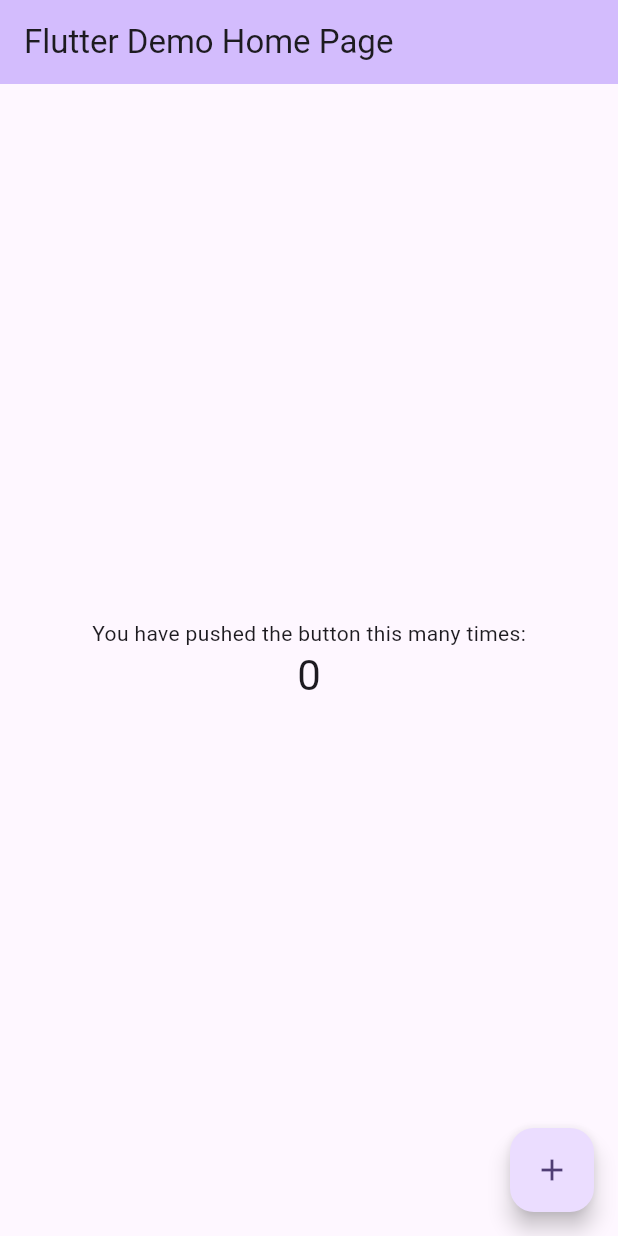
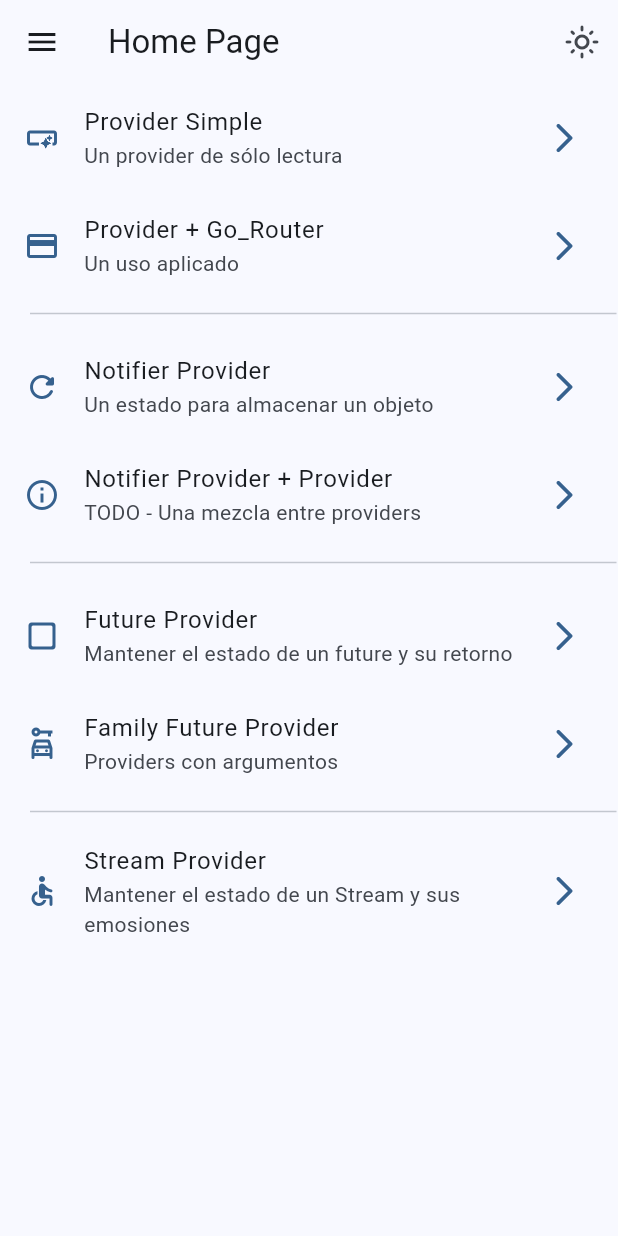
Before and after one commit to gilvancosta/Flutter-Ecommerce-App-01, a Flutter app: the screen it shows after launch, on a phone screen of 412 x 824 dp. Run offline on Flutter 3.47's test engine with Material 3 defaults, Android fonts, the phone set to English and light mode, and no system bars; our stand-ins replace flutter_riverpod, go_router, riverpod_annotation; generated files the repository leaves out were written again.

Commit message:
Initial structure

```diff
--- a/lib/main.dart
+++ b/lib/main.dart
@@ -1,125 +1,13 @@
 import 'package:flutter/material.dart';
+import 'package:flutter_riverpod/flutter_riverpod.dart';
+
+import 'src/app.dart';
 
 void main() {
-  runApp(const MyApp());
+
+  runApp(
+    const ProviderScope(
+      child: MyApp(),
+    ),
+  );
 }
-
-class MyApp extends StatelessWidget {
-  const MyApp({super.key});
-
-  // This widget is the root of your application.
-  @override
-  Widget build(BuildContext context) {
-    return MaterialApp(
-      title: 'Flutter Demo',
-      theme: ThemeData(
-        // This is the theme of your application.
-        //
-        // TRY THIS: Try running your application with "flutter run". You'll see
-        // the application has a purple toolbar. Then, without quitting the app,
-        // try changing the seedColor in the colorScheme below to Colors.green
-        // and then invoke "hot reload" (save your changes or press the "hot
-        // reload" button in a Flutter-supported IDE, or press "r" if you used
-        // the command line to start the app).
-        //
-        // Notice that the counter didn't reset back to zero; the application
-        // state is not lost during the reload. To reset the state, use hot
-        // restart instead.
-        //
-        // This works for code too, not just values: Most code changes can be
-        // tested with just a hot reload.
-        colorScheme: ColorScheme.fromSeed(seedColor: Colors.deepPurple),
-        useMaterial3: true,
-      ),
-      home: const MyHomePage(title: 'Flutter Demo Home Page'),
-    );
-  }
-}
-
-class MyHomePage extends StatefulWidget {
-  const MyHomePage({super.key, required this.title});
-
-  // This widget is the home page of your application. It is stateful, meaning
-  // that it has a State object (defined below) that contains fields that affect
-  // how it looks.
-
-  // This class is the configuration for the state. It holds the values (in this
-  // case the title) provided by the parent (in this case the App widget) and
-  // used by the build method of the State. Fields in a Widget subclass are
-  // always marked "final".
-
-  final String title;
-
-  @override
-  State<MyHomePage> createState() => _MyHomePageState();
-}
-
-class _MyHomePageState extends State<MyHomePage> {
-  int _counter = 0;
-
-  void _incrementCounter() {
-    setState(() {
-      // This call to setState tells the Flutter framework that something has
-      // changed in this State, which causes it to rerun the build method below
-      // so that the display can reflect the updated values. If we changed
-      // _counter without calling setState(), then the build method would not be
-      // called again, and so nothing would appear to happen.
-      _counter++;
-    });
-  }
-
-  @override
-  Widget build(BuildContext context) {
-    // This method is rerun every time setState is called, for instance as done
-    // by the _incrementCounter method above.
-    //
-    // The Flutter framework has been optimized to make rerunning build methods
-    // fast, so that you can just rebuild anything that needs updating rather
-    // than having to individually change instances of widgets.
-    return Scaffold(
-      appBar: AppBar(
-        // TRY THIS: Try changing the color here to a specific color (to
-        // Colors.amber, perhaps?) and trigger a hot reload to see the AppBar
-        // change color while the other colors stay the same.
-        backgroundColor: Theme.of(context).colorScheme.inversePrimary,
-        // Here we take the value from the MyHomePage object that was created by
-        // the App.build method, and use it to set our appbar title.
-        title: Text(widget.title),
-      ),
-      body: Center(
-        // Center is a layout widget. It takes a single child and positions it
-        // in the middle of the parent.
-        child: Column(
-          // Column is also a layout widget. It takes a list of children and
-          // arranges them vertically. By default, it sizes itself to fit its
-          // children horizontally, and tries to be as tall as its parent.
-          //
-          // Column has various properties to control how it sizes itself and
-          // how it positions its children. Here we use mainAxisAlignment to
-          // center the children vertically; the main axis here is the vertical
-          // axis because Columns are vertical (the cross axis would be
-          // horizontal).
-          //
-          // TRY THIS: Invoke "debug painting" (choose the "Toggle Debug Paint"
-          // action in the IDE, or press "p" in the console), to see the
-          // wireframe for each widget.
-          mainAxisAlignment: MainAxisAlignment.center,
-          children: <Widget>[
-            const Text(
-              'You have pushed the button this many times:',
-            ),
-            Text(
-              '$_counter',
-              style: Theme.of(context).textTheme.headlineMedium,
-            ),
-          ],
-        ),
-      ),
-      floatingActionButton: FloatingActionButton(
-        onPressed: _incrementCounter,
-        tooltip: 'Increment',
-        child: const Icon(Icons.add),
-      ), // This trailing comma makes auto-formatting nicer for build methods.
-    );
-  }
-}
--- /dev/null
+++ b/lib/src/app.dart
@@ -0,0 +1,29 @@
+import 'package:flutter/material.dart';
+import 'package:flutter_riverpod/flutter_riverpod.dart';
+import 'core/router/app_router.dart';
+import 'core/theme/app_theme.dart';
+import 'core/theme/theme_changer_provider.dart';
+
+
+class MyApp extends ConsumerWidget {
+  const MyApp({super.key});
+
+  @override
+  Widget build(BuildContext context, WidgetRef ref) {
+    final appRouter = ref.watch(appRouterProvider);
+
+   // final isDarkmode = ref.watch(isDarkModeProvider2);
+   // final selectedColor = ref.watch(selectedColorProvider);
+
+      final AppTheme appTheme = ref.watch( themeNotifierProvider );
+
+    return MaterialApp.router(
+      title: 'Riverpod Providers',
+      debugShowCheckedModeBanner: false,
+      routerConfig: appRouter,
+    //  theme: AppTheme(selectedColor: selectedColor, isDarkmode: isDarkmode).getTheme(),
+      theme: appTheme.getTheme(),
+
+    );
+  }
+}
--- /dev/null
+++ b/lib/src/core/navigation_drawer/widgets/menu_items.dart
@@ -0,0 +1,52 @@
+import 'package:flutter/material.dart';
+
+class MenuItem {
+  final String title;
+  final String subTitle;
+  final String location;
+  final IconData icon;
+
+  const MenuItem(
+      {required this.title,
+      required this.subTitle,
+      required this.location,
+      required this.icon});
+}
+
+const appMenuItems = <MenuItem>[
+  MenuItem(
+      title: 'Provider Simple',
+      subTitle: 'Un provider de sólo lectura',
+      location: '/provider',
+      icon: Icons.smart_button_outlined),
+  MenuItem(
+      title: 'Provider + Go_Router',
+      subTitle: 'Un uso aplicado',
+      location: '/provider-router',
+      icon: Icons.credit_card),
+  MenuItem(
+      title: 'State Provider',
+      subTitle: 'Un estado para almacenar un objeto',
+      location: '/state-provider',
+      icon: Icons.refresh_rounded),
+  MenuItem(
+      title: 'State Provider + Provider',
+      subTitle: 'TODO - Una mezcla entre providers',
+      location: '/todo',
+      icon: Icons.info_outline),
+  MenuItem(
+      title: 'Future Provider',
+      subTitle: 'Mantener el estado de un future y su retorno',
+      location: '/future-provider',
+      icon: Icons.check_box_outline_blank_rounded),
+  MenuItem(
+      title: 'Family Future Provider',
+      subTitle: 'Providers con argumentos',
+      location: '/future-family-provider',
+      icon: Icons.car_rental_outlined),
+  MenuItem(
+      title: 'Stream Provider',
+      subTitle: 'Mantener el estado de un Stream y sus emosiones',
+      location: '/stream-provider',
+      icon: Icons.accessible_rounded),
+];
--- /dev/null
+++ b/lib/src/core/router/app_router.dart
@@ -0,0 +1,19 @@
+// ignore_for_file: avoid_print
+import 'package:go_router/go_router.dart';
+import 'package:riverpod_annotation/riverpod_annotation.dart';
+
+import '../../ui/pages/home/home_page.dart';
+
+part 'app_router.g.dart';
+
+@riverpod
+GoRouter appRouter(AppRouterRef ref) {
+
+  return GoRouter(routes: [
+    GoRoute(
+      path: '/',
+      builder: (context, state) => const HomePage(),
+    ),
+
+  ]);
+}
--- /dev/null
+++ b/lib/src/core/theme/app_theme.dart
@@ -0,0 +1,37 @@
+import 'package:flutter/material.dart';
+
+const colorList = <Color>[
+  Colors.blue,
+  Colors.teal,
+  Colors.green,
+  Colors.red,
+  Colors.purple,
+  Colors.deepPurple,
+  Colors.orange,
+  Colors.pink,
+  Colors.pinkAccent,
+];
+
+class AppTheme {
+  final int selectedColor;
+  final bool isDarkmode;
+
+  AppTheme({
+    this.selectedColor = 0,
+    this.isDarkmode = false,
+  })  : assert(selectedColor >= 0, 'Selected color must be greater then 0'),
+        assert(selectedColor < colorList.length,
+            'Selected color must be less or equal than ${colorList.length - 1}');
+
+  ThemeData getTheme() => ThemeData(
+        useMaterial3: true,
+        brightness: isDarkmode ? Brightness.dark : Brightness.light,
+        colorSchemeSeed: colorList[selectedColor],
+        appBarTheme: const AppBarTheme(centerTitle: false),
+      );
+
+  AppTheme copyWith({int? selectedColor, bool? isDarkmode}) => AppTheme(
+        selectedColor: selectedColor ?? this.selectedColor,
+        isDarkmode: isDarkmode ?? this.isDarkmode,
+      );
+}
--- /dev/null
+++ b/lib/src/core/theme/theme_changer_provider.dart
@@ -0,0 +1,41 @@
+import 'package:flutter_riverpod/flutter_riverpod.dart';
+
+import 'app_theme.dart';
+
+
+
+// Listado de colores inmutable
+final colorListProvider = Provider((ref) => colorList);
+
+// Un simple boolean
+final isDarkModeProvider2 = StateProvider((ref) => false);
+
+// Un simple int
+final selectedColorProvider = StateProvider((ref) => 0);
+
+
+
+
+// Un objeto de tipo AppTheme (custom)
+final themeNotifierProvider = StateNotifierProvider<ThemeNotifier, AppTheme>(
+  (ref) => ThemeNotifier(),
+);
+
+
+// Controller ou Notifier
+class ThemeNotifier extends StateNotifier<AppTheme> {
+
+  // STATE = Estado = new AppTheme();
+  ThemeNotifier(): super( AppTheme() );
+
+
+  void toggleDarkmode() {
+    state = state.copyWith( isDarkmode: !state.isDarkmode  );
+  }
+
+  void changeColorIndex( int colorIndex) {
+    state = state.copyWith( selectedColor: colorIndex );
+  }
+
+
+}
--- /dev/null
+++ b/lib/src/ui/pages/home/home_page.dart
@@ -0,0 +1,37 @@
+import 'package:flutter/material.dart';
+import 'package:flutter_riverpod/flutter_riverpod.dart';
+
+import '../../../core/navigation_drawer/navigation_drawer_widget.dart';
+import '../../../core/theme/theme_changer_provider.dart';
+import 'widgets/list_view_widget.dart';
+
+class HomePage extends ConsumerWidget {
+  const HomePage({super.key});
+
+  // static const String name = 'home_screen';
+  @override
+  Widget build(BuildContext context, WidgetRef ref) {
+    final isDarkMode = ref.watch(themeNotifierProvider).isDarkmode;
+
+    return Scaffold(
+      appBar: AppBar(
+        title: const Text('Home Page'),
+        actions: [
+          IconButton(
+            icon: Icon(isDarkMode
+                ? Icons.dark_mode_outlined
+                : Icons.light_mode_outlined),
+            onPressed: () {
+              print('isDarkMode: $isDarkMode');
+              //ref.read(isDarkModeProvider2.notifier).update((state) => !state);
+              ref.read(themeNotifierProvider.notifier).toggleDarkmode();
+            },
+          ),
+        ],
+      ),
+      // ignore: prefer_const_constructors
+      drawer: NavigationDrawerWidget(),
+      body: const ListViewWidget(),
+    );
+  }
+}
--- /dev/null
+++ b/lib/src/ui/pages/home/widgets/list_tile_widget.dart
@@ -0,0 +1,38 @@
+// ignore_for_file: public_member_api_docs, sort_constructors_first
+import 'package:flutter/material.dart';
+import 'package:flutter_riverpod/flutter_riverpod.dart';
+
+import '../../../../core/router/app_router.dart';
+
+
+
+class ListTileWidget extends ConsumerWidget {
+  final String title;
+  final String subTitle;
+  final String location;
+  final IconData icon;
+
+  const ListTileWidget({
+    super.key,
+    required this.title,
+    required this.subTitle,
+    required this.location,
+    required this.icon,
+  });
+
+  get appRouter => null;
+
+  @override
+  Widget build(BuildContext context, WidgetRef ref) {
+    final appRouter = ref.watch(appRouterProvider);
+    final colors = Theme.of(context).colorScheme;
+
+    return ListTile(
+      leading: Icon(icon, color: colors.primary),
+      trailing: Icon(Icons.arrow_forward_ios_rounded, color: colors.primary),
+      title: Text(title),
+      subtitle: Text(subTitle),
+      onTap: () => appRouter.push(location),
+    );
+  }
+}
--- /dev/null
+++ b/lib/src/ui/pages/home/widgets/list_view_widget.dart
@@ -0,0 +1,62 @@
+import 'package:flutter/material.dart';
+
+import 'list_tile_widget.dart';
+
+class ListViewWidget extends StatelessWidget {
+  const ListViewWidget({super.key});
+
+  @override
+  Widget build(BuildContext context) {
+    return ListView(
+      children: const [
+        ListTileWidget(
+            title: 'Provider Simple',
+            subTitle: 'Un provider de sólo lectura',
+            location: '/provider',
+            icon: Icons.smart_button_outlined),
+        ListTileWidget(
+            title: 'Provider + Go_Router',
+            subTitle: 'Un uso aplicado',
+            location: '/provider-router',
+            icon: Icons.credit_card),
+        Padding(
+          padding: EdgeInsets.fromLTRB(20, 1, 1, 5),
+          child: Divider(),
+        ),
+        ListTileWidget(
+            title: 'Notifier Provider',
+            subTitle: 'Un estado para almacenar un objeto',
+            location: '/notifier-provider',
+            icon: Icons.refresh_rounded),
+        ListTileWidget(
+            title: 'Notifier Provider + Provider',
+            subTitle: 'TODO - Una mezcla entre providers',
+            location: '/todo',
+            icon: Icons.info_outline),
+        Padding(
+          padding: EdgeInsets.fromLTRB(20, 1, 1, 5),
+          child: Divider(),
+        ),
+        ListTileWidget(
+            title: 'Future Provider',
+            subTitle: 'Mantener el estado de un future y su retorno',
+            location: '/future-provider',
+            icon: Icons.check_box_outline_blank_rounded),
+        ListTileWidget(
+            title: 'Family Future Provider',
+            subTitle: 'Providers con argumentos',
+            location: '/future-family-provider',
+            icon: Icons.car_rental_outlined),
+        Padding(
+          padding: EdgeInsets.fromLTRB(20, 1, 1, 5),
+          child: Divider(),
+        ),
+        ListTileWidget(
+            title: 'Stream Provider',
+            subTitle: 'Mantener el estado de un Stream y sus emosiones',
+            location: '/stream-provider',
+            icon: Icons.accessible_rounded),
+      ],
+    );
+  }
+}
```
Also changed, not shown: lib/src/core/navigation_drawer/navigation_drawer_widget.dart (added, +101 -0 lines), lib/src/core/theme/app_icons.dart (added, +31 -0 lines), lib/src/core/router/app_router.g.dart (added), 2 other files.
